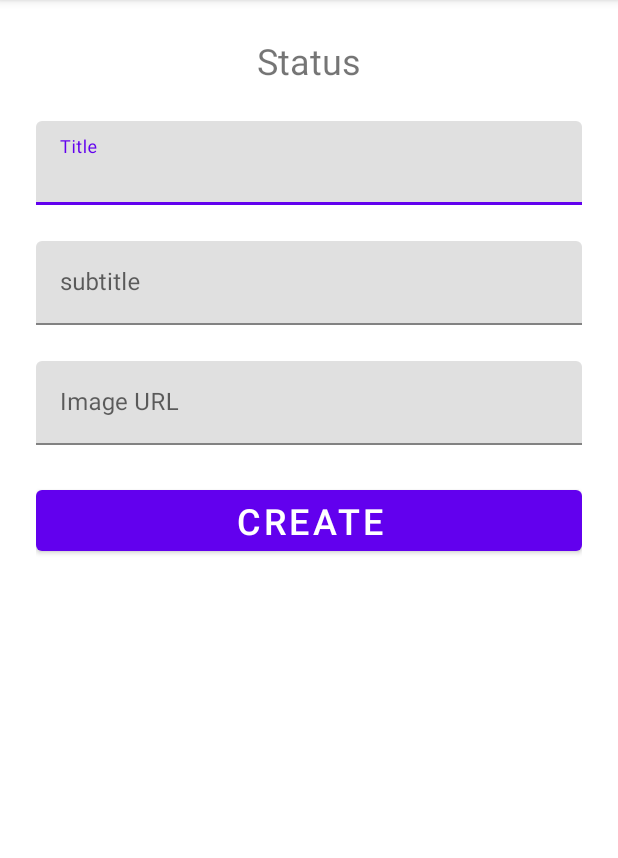
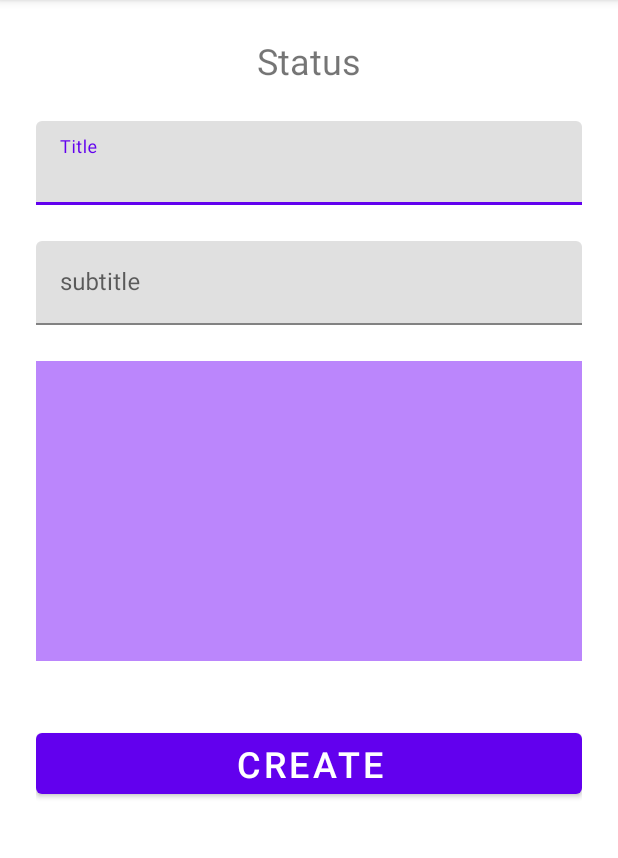
Before and after one commit to mas-diq/simpleCrudApp, an Android app: the screen it shows after launch (CreateActivity), after a tap on "CREATE", on a phone screen of 412 x 824 dp, the part 84-942 px from its top. Run offline under Robolectric (Android 15) with nearby library versions, the phone set to English and light mode, and no system bars; pictures from the network do not load.

Commit message:
Last updated!

```diff
--- a/app/build.gradle
+++ b/app/build.gradle
@@ -34,7 +34,6 @@ android {
 }
 
 dependencies {
-
     implementation 'com.github.bumptech.glide:glide:4.12.0'
     implementation 'com.squareup.retrofit2:retrofit:2.9.0'
     implementation 'com.squareup.retrofit2:converter-gson:2.9.0'
--- a/app/src/main/AndroidManifest.xml
+++ b/app/src/main/AndroidManifest.xml
@@ -8,6 +8,7 @@
         android:allowBackup="true"
         android:icon="@mipmap/ic_launcher"
         android:label="@string/app_name"
+        android:requestLegacyExternalStorage="true"
         android:roundIcon="@mipmap/ic_launcher_round"
         android:supportsRtl="true"
         android:theme="@style/Theme.SimpleCrudApp">
--- a/app/src/main/java/com/masdiq/simplecrudapp/MainActivity.kt
+++ b/app/src/main/java/com/masdiq/simplecrudapp/MainActivity.kt
@@ -33,11 +33,5 @@ class MainActivity : AppCompatActivity() {
             val moveDelete = Intent(this, DeleteActivity::class.java)
             startActivity(moveDelete)
         }
-
-        // Pindah activity ke upload
-        btn_upload.setOnClickListener {
-            val moveUpload = Intent(this, UploadActivity::class.java)
-            startActivity(moveUpload)
-        }
     }
 }
--- a/app/src/main/java/com/masdiq/simplecrudapp/RetrofitClient.kt
+++ b/app/src/main/java/com/masdiq/simplecrudapp/RetrofitClient.kt
@@ -6,7 +6,7 @@ import retrofit2.converter.gson.GsonConverterFactory
 
 object RetrofitClient {
 
-    const val BASE_URL = "https://9113-180-254-69-211.ngrok.io"
+    const val BASE_URL = "https://bd1d-180-254-69-211.ngrok.io"
 
     val instance: ApiInterface by lazy {
         val retrofit = Retrofit.Builder()
--- /dev/null
+++ b/app/src/main/java/com/masdiq/simplecrudapp/response/ImageResponse.kt
@@ -0,0 +1,4 @@
+package com.masdiq.simplecrudapp.response
+
+class ImageResponse {
+}
--- a/app/src/main/res/layout/activity_create.xml
+++ b/app/src/main/res/layout/activity_create.xml
@@ -48,28 +48,26 @@
             android:hint="subtitle" />
     </com.google.android.material.textfield.TextInputLayout>
 
-    <com.google.android.material.textfield.TextInputLayout
-        android:id="@+id/lay_imageURL"
+    <ImageView
+        android:id="@+id/image_picker"
         android:layout_width="match_parent"
-        android:layout_height="wrap_content"
+        android:layout_height="200dp"
         android:layout_marginTop="24dp"
-        app:layout_constraintTop_toBottomOf="@id/lay_subtitle">
-
-        <com.google.android.material.textfield.TextInputEditText
-            android:id="@+id/tv_imageURL"
-            android:layout_width="match_parent"
-            android:layout_height="wrap_content"
-            android:hint="Image URL" />
-    </com.google.android.material.textfield.TextInputLayout>
+        android:background="@color/purple_200"
+        android:scaleType="centerCrop"
+        app:layout_constraintEnd_toEndOf="parent"
+        app:layout_constraintStart_toStartOf="parent"
+        app:layout_constraintTop_toBottomOf="@+id/lay_subtitle" />
 
     <Button
         android:id="@+id/btn_submit_create"
         android:layout_width="match_parent"
         android:layout_height="wrap_content"
-        android:layout_marginTop="24dp"
+        android:layout_marginTop="42dp"
         android:text="Create"
         android:textSize="24sp"
         app:layout_constraintEnd_toEndOf="parent"
         app:layout_constraintStart_toStartOf="parent"
-        app:layout_constraintTop_toBottomOf="@+id/lay_imageURL" />
+        app:layout_constraintTop_toBottomOf="@+id/image_picker" />
+
 </androidx.constraintlayout.widget.ConstraintLayout>
--- a/build.gradle
+++ b/build.gradle
@@ -2,6 +2,7 @@
 buildscript {
     repositories {
         google()
+        maven { url "https://jitpack.io" }
         mavenCentral()
     }
     dependencies {
```
Also changed, not shown: app/src/main/java/com/masdiq/simplecrudapp/CreateActivity.kt (+29 -3 lines), app/src/main/java/com/masdiq/simplecrudapp/UpdateActivity.kt (+29 -1 lines), app/src/main/java/com/masdiq/simplecrudapp/UploadActivity.kt (deleted, +0 -18 lines), app/src/main/java/com/masdiq/simplecrudapp/retrofit/ApiInterface.kt (+2 -9 lines), app/src/main/res/layout/activity_main.xml (+0 -11 lines), app/src/main/res/layout/activity_update.xml (+9 -12 lines), app/src/main/res/layout/activity_upload.xml (deleted, +0 -81 lines).
